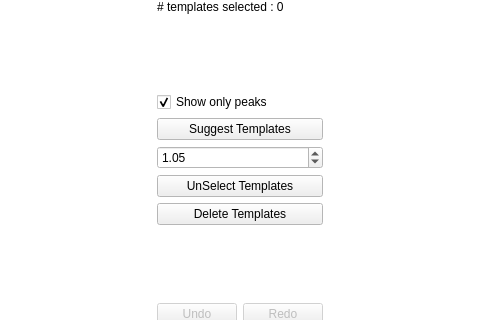
Old version of the form circus/qt_GUI/qt_merge.ui in the repository spyking-circus/spyking-circus; both pictures show x 364 to 844 and y 390 to 710 of the 981 by 867 pixel window.
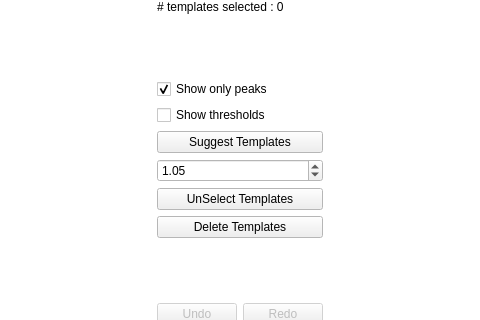
New version of the form. Icons and pictures are not drawn. Custom widgets are drawn as their Qt base class.

Commit message: Display thresholds in meta merging GUI

The edit to the form file:
```diff
--- a/circus/qt_GUI/qt_merge.ui
+++ b/circus/qt_GUI/qt_merge.ui
@@ -529,6 +529,13 @@
          </property>
         </widget>
        </item>
+       <item>
+        <widget class="QCheckBox" name="show_thresholds">
+         <property name="text">
+          <string>Show thresholds</string>
+         </property>
+        </widget>
+       </item>
        <item>
         <widget class="QPushButton" name="btn_suggest_templates">
          <property name="text">
```
The commit also changes 1 other file.
